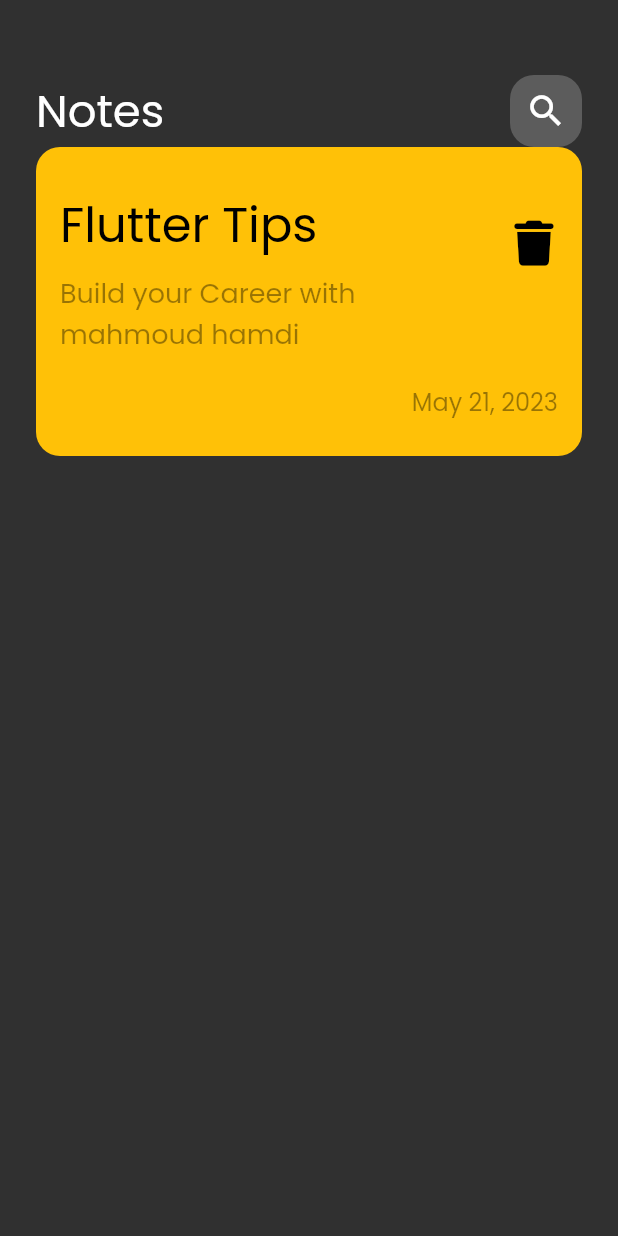
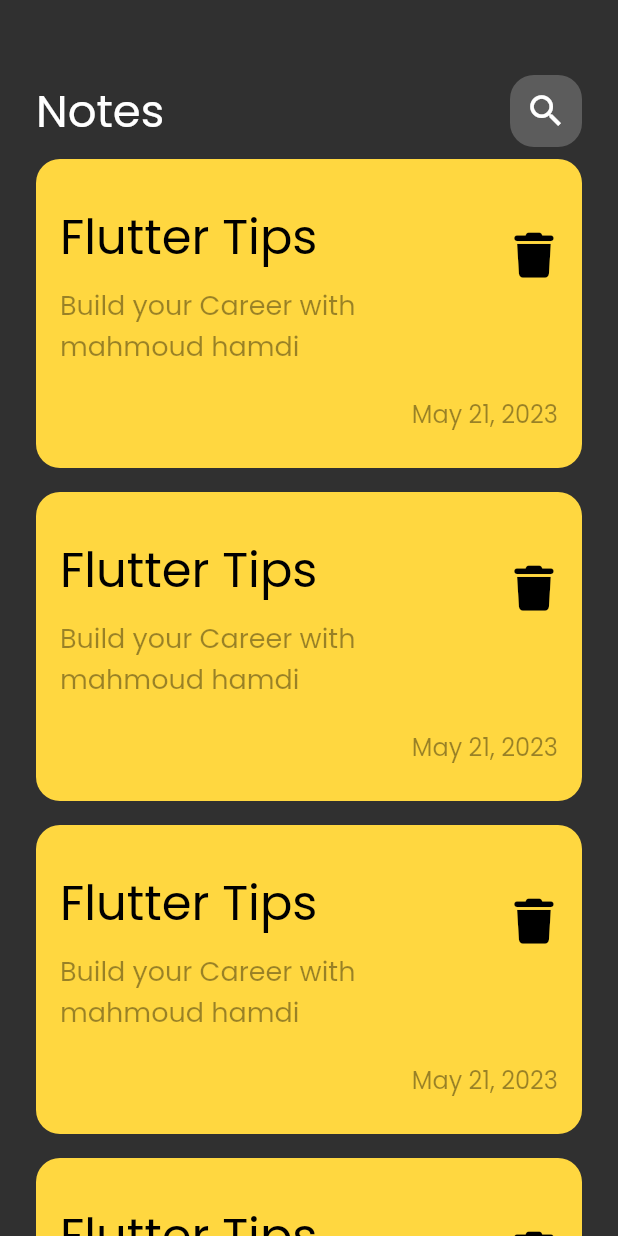
Before and after one commit to mahmoodhamdi/note_app, a Flutter app: the screen it shows after launch, on a phone screen of 412 x 824 dp. Run offline on Flutter 3.47's test engine with Material 2 defaults, Android fonts, the phone set to English and light mode, and no system bars; our stand-ins replace font_awesome_flutter.

Commit message:
create notes list view

```diff
--- a/lib/widgets/note_item.dart
+++ b/lib/widgets/note_item.dart
@@ -9,7 +9,7 @@ class NotesItem extends StatelessWidget {
     return Container(
       padding: const EdgeInsets.only(top: 24, bottom: 24, left: 16, right: 8),
       decoration: const BoxDecoration(
-        color: Colors.amber,
+        color: Colors.amberAccent,
         borderRadius: BorderRadius.all(
           Radius.circular(16),
         ),
--- /dev/null
+++ b/lib/widgets/notes_list_view.dart
@@ -0,0 +1,22 @@
+import 'package:flutter/material.dart';
+import 'package:note_app/widgets/note_item.dart';
+
+class NotesListView extends StatelessWidget {
+  const NotesListView({super.key});
+
+  @override
+  Widget build(BuildContext context) {
+    return Expanded(
+      child: ListView.builder(
+        physics: const BouncingScrollPhysics(),
+
+        itemBuilder: (context, index) {
+          return Padding(
+            padding: const EdgeInsets.symmetric(vertical: 8.0),
+            child: const NotesItem(),
+          );
+        },
+      ),
+    );
+  }
+}
--- a/lib/widgets/notes_view_widget.dart
+++ b/lib/widgets/notes_view_widget.dart
@@ -1,6 +1,6 @@
 import 'package:flutter/material.dart';
 import 'package:note_app/widgets/app_bar_widget.dart';
-import 'package:note_app/widgets/note_item.dart';
+import 'package:note_app/widgets/notes_list_view.dart';
 
 class NotesViewWidget extends StatelessWidget {
   const NotesViewWidget({super.key});
@@ -15,7 +15,7 @@ class NotesViewWidget extends StatelessWidget {
             height: 50,
           ),
           AppBarWidget(),
-       NotesItem()
+          NotesListView()
         ],
       ),
     );
```
